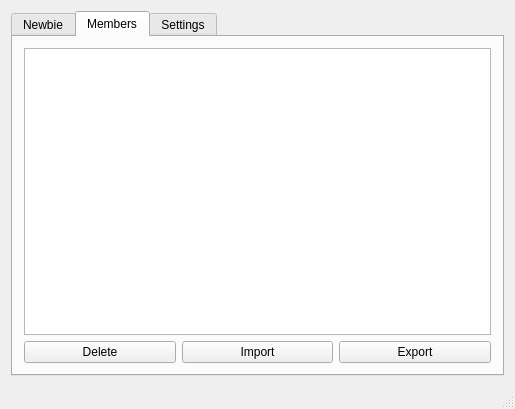
First picture: the form in src/data/mainwindow.ui, repository furkantokac/Freg, before the edit.
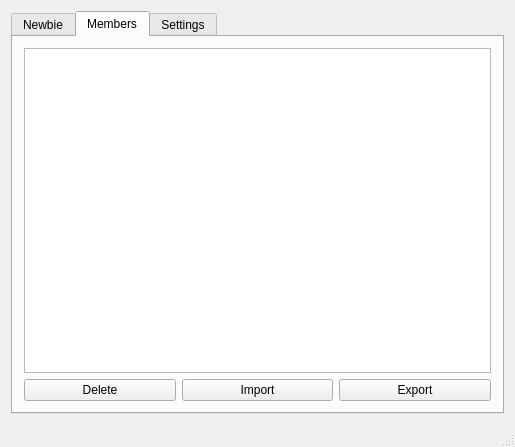
Second picture: the form after the edit. The open tabs and pages were chosen to show the change. Icons and pictures are not drawn.

Commit message:
Add Show member function (#4)
TableView replaced with TableWidget
Mainwindow.py and Mainwindow.ui are updated
Members can be monitored by TableWidget

```diff
--- a/src/data/mainwindow.ui
+++ b/src/data/mainwindow.ui
@@ -7,7 +7,7 @@
     <x>0</x>
     <y>0</y>
     <width>515</width>
-    <height>409</height>
+    <height>447</height>
    </rect>
   </property>
   <property name="windowTitle">
@@ -250,7 +250,7 @@
          </widget>
         </item>
         <item row="0" column="0" colspan="3">
-         <widget class="QTableView" name="tableView_members"/>
+         <widget class="QTableWidget" name="tableWidget"/>
         </item>
        </layout>
       </widget>
```
Left out of the diff: 4 changed lines with no effect on the pictures. The commit also changes 2 other files.
